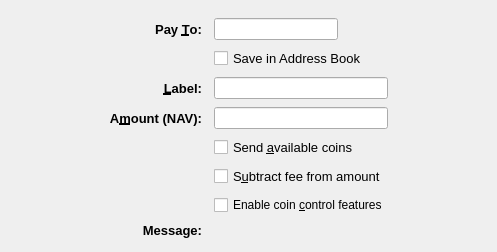
This is src/qt/forms/sendcoinsentry.ui in navcoin/navcoin-core as Qt 5 draws it before an edit. The edited form follows.
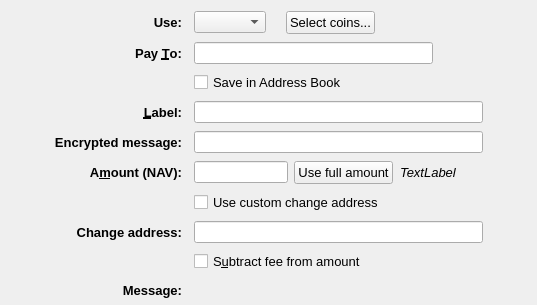
This is the edited form. Icons and pictures are not drawn. Custom widgets are drawn as their Qt base class.

Patch:
```diff
--- a/src/qt/forms/sendcoinsentry.ui
+++ b/src/qt/forms/sendcoinsentry.ui
@@ -2,6 +2,14 @@
 <ui version="4.0">
  <class>SendCoinsEntry</class>
  <widget class="QStackedWidget" name="SendCoinsEntry">
+  <property name="geometry">
+   <rect>
+    <x>0</x>
+    <y>0</y>
+    <width>537</width>
+    <height>305</height>
+   </rect>
+  </property>
   <property name="focusPolicy">
    <enum>Qt::TabFocus</enum>
   </property>
@@ -28,7 +36,7 @@
     <property name="verticalSpacing">
      <number>8</number>
     </property>
-    <item row="1" column="0">
+    <item row="2" column="0">
      <spacer name="horizontalSpacer">
       <property name="orientation">
        <enum>Qt::Horizontal</enum>
@@ -44,53 +52,86 @@
       </property>
      </spacer>
     </item>
-    <item row="3" column="2">
-     <widget class="QLineEdit" name="addAsLabel">
-      <property name="toolTip">
-       <string>Enter a label for this address to add it to the list of used addresses</string>
+    <item row="17" column="1">
+     <widget class="QLabel" name="messageLabel">
+      <property name="font">
+       <font>
+        <pointsize>10</pointsize>
+        <weight>75</weight>
+        <bold>true</bold>
+       </font>
       </property>
-     </widget>
-    </item>
-    <item row="0" column="2">
-     <spacer name="verticalSpacer">
-      <property name="orientation">
-       <enum>Qt::Vertical</enum>
+      <property name="text">
+       <string>Message:</string>
       </property>
-      <property name="sizeHint" stdset="0">
-       <size>
-        <width>20</width>
-        <height>10</height>
-       </size>
+      <property name="alignment">
+       <set>Qt::AlignRight|Qt::AlignTrailing|Qt::AlignVCenter</set>
       </property>
-     </spacer>
-    </item>
-    <item row="1" column="3">
-     <spacer name="horizontalSpacer_2">
-      <property name="orientation">
-       <enum>Qt::Horizontal</enum>
-      </property>
-      <property name="sizeType">
-       <enum>QSizePolicy::Maximum</enum>
-      </property>
-      <property name="sizeHint" stdset="0">
-       <size>
-        <width>100</width>
-        <height>20</height>
-       </size>
-      </property>
-     </spacer>
-    </item>
-    <item row="12" column="2">
-     <widget class="QLabel" name="messageTextLabel">
-      <property name="toolTip">
-       <string>A message that was attached to the navcoin: URI which will be stored with the transaction for your reference. Note: This message will not be sent over the NavCoin network.</string>
-      </property>
-      <property name="textFormat">
-       <enum>Qt::PlainText</enum>
-      </property>
      </widget>
     </item>
-    <item row="1" column="1">
+    <item row="1" column="2">
+     <layout class="QVBoxLayout" name="verticalLayout">
+      <item>
+       <layout class="QHBoxLayout" name="horizontalLayout">
+        <item>
+         <widget class="QComboBox" name="fromBox">
+          <property name="focusPolicy">
+           <enum>Qt::StrongFocus</enum>
+          </property>
+          <property name="toolTip">
+           <string>&lt;html&gt;&lt;head/&gt;&lt;body&gt;&lt;p&gt;Choose which kind of coins you want to spend.&lt;/p&gt;&lt;/body&gt;&lt;/html&gt;</string>
+          </property>
+         </widget>
+        </item>
+        <item>
+         <spacer name="horizontalSpacer_4">
+          <property name="orientation">
+           <enum>Qt::Horizontal</enum>
+          </property>
+          <property name="sizeType">
+           <enum>QSizePolicy::Maximum</enum>
+          </property>
+          <property name="sizeHint" stdset="0">
+           <size>
+            <width>20</width>
+            <height>20</height>
+           </size>
+          </property>
+         </spacer>
+        </item>
+        <item>
+         <widget class="QPushButton" name="selectCoinsBtn">
+          <property name="font">
+           <font>
+            <pointsize>10</pointsize>
+           </font>
+          </property>
+          <property name="toolTip">
+           <string>&lt;html&gt;&lt;head/&gt;&lt;body&gt;&lt;p&gt;By selecting which coins you want to spend, you can greatly improve your privacy. Select coins with a higher mix count when using xNAV, to increase your level of anonymity.&lt;/p&gt;&lt;/body&gt;&lt;/html&gt;</string>
+          </property>
+          <property name="text">
+           <string>Select coins...</string>
+          </property>
+         </widget>
+        </item>
+        <item>
+         <spacer name="horizontalSpacer_5">
+          <property name="orientation">
+           <enum>Qt::Horizontal</enum>
+          </property>
+          <property name="sizeHint" stdset="0">
+           <size>
+            <width>40</width>
+            <height>20</height>
+           </size>
+          </property>
+         </spacer>
+        </item>
+       </layout>
+      </item>
+     </layout>
+    </item>
+    <item row="2" column="1">
      <widget class="QLabel" name="payToLabel">
       <property name="font">
        <font>
@@ -110,8 +151,39 @@
       </property>
      </widget>
     </item>
+    <item row="18" column="2">
+     <spacer name="verticalSpacer_2">
+      <property name="orientation">
+       <enum>Qt::Vertical</enum>
+      </property>
+      <property name="sizeHint" stdset="0">
+       <size>
+        <width>20</width>
+        <height>10</height>
+       </size>
+      </property>
+     </spacer>
+    </item>
+    <item row="3" column="2">
+     <widget class="QCheckBox" name="addressBookCheckBox">
+      <property name="font">
+       <font>
+        <pointsize>10</pointsize>
+       </font>
+      </property>
+      <property name="focusPolicy">
+       <enum>Qt::StrongFocus</enum>
+      </property>
+      <property name="toolTip">
+       <string>Save this address in the address book for later reference.</string>
+      </property>
+      <property name="text">
+       <string>Save in Address Book</string>
+      </property>
+     </widget>
+    </item>
     <item row="12" column="1">
-     <widget class="QLabel" name="messageLabel">
+     <widget class="QLabel" name="customChangeLbl">
       <property name="font">
        <font>
         <pointsize>10</pointsize>
@@ -119,23 +191,41 @@
         <bold>true</bold>
        </font>
       </property>
+      <property name="toolTip">
+       <string>How much do you want to send?</string>
+      </property>
       <property name="text">
-       <string>Message:</string>
+       <string>Change address:</string>
       </property>
       <property name="alignment">
        <set>Qt::AlignRight|Qt::AlignTrailing|Qt::AlignVCenter</set>
       </property>
+      <property name="buddy">
+       <cstring>payAmount</cstring>
+      </property>
      </widget>
     </item>
     <item row="6" column="2">
-     <layout class="QHBoxLayout" name="horizontalLayoutAmount" stretch="0">
-      <item>
-       <widget class="NavCoinAmountField" name="payAmount">
-       </widget>
-      </item>
-     </layout>
+     <widget class="QLineEdit" name="memo">
+      <property name="focusPolicy">
+       <enum>Qt::StrongFocus</enum>
+      </property>
+      <property name="toolTip">
+       <string>&lt;html&gt;&lt;head/&gt;&lt;body&gt;&lt;p&gt;You can send an encrypted message together with the transaction when using xNAV. This encrypted message can only be read by the receiver.&lt;/p&gt;&lt;/body&gt;&lt;/html&gt;</string>
+      </property>
+     </widget>
     </item>
-    <item row="3" column="1">
+    <item row="17" column="2">
+     <widget class="QLabel" name="messageTextLabel">
+      <property name="toolTip">
+       <string>A message that was attached to the navcoin: URI which will be stored with the transaction for your reference. Note: This message will not be sent over the NavCoin network.</string>
+      </property>
+      <property name="textFormat">
+       <enum>Qt::PlainText</enum>
+      </property>
+     </widget>
+    </item>
+    <item row="5" column="1">
      <widget class="QLabel" name="labellLabel">
       <property name="font">
        <font>
@@ -155,13 +245,39 @@
       </property>
      </widget>
     </item>
-    <item row="1" column="2">
+    <item row="9" column="1">
+     <widget class="QLabel" name="amountLabel">
+      <property name="font">
+       <font>
+        <pointsize>10</pointsize>
+        <weight>75</weight>
+        <bold>true</bold>
+       </font>
+      </property>
+      <property name="toolTip">
+       <string>How much do you want to send?</string>
+      </property>
+      <property name="text">
+       <string>A&amp;mount (NAV):</string>
+      </property>
+      <property name="alignment">
+       <set>Qt::AlignRight|Qt::AlignTrailing|Qt::AlignVCenter</set>
+      </property>
+      <property name="buddy">
+       <cstring>payAmount</cstring>
+      </property>
+     </widget>
+    </item>
+    <item row="2" column="2">
      <layout class="QHBoxLayout" name="payToLayout">
       <property name="spacing">
        <number>0</number>
       </property>
       <item>
        <widget class="QValidatedLineEdit" name="payTo">
+        <property name="focusPolicy">
+         <enum>Qt::StrongFocus</enum>
+        </property>
         <property name="toolTip">
          <string>The NavCoin address to send the payment to</string>
         </property>
@@ -169,16 +285,19 @@
       </item>
       <item>
        <widget class="QPushButton" name="addressBookButton">
+        <property name="focusPolicy">
+         <enum>Qt::StrongFocus</enum>
+        </property>
         <property name="icon">
          <iconset resource="../navcoin.qrc">
           <normaloff>:/icons/address-book</normaloff>:/icons/address-book</iconset>
         </property>
-        <property name="flat">
-         <bool>true</bool>
-        </property>
         <property name="shortcut">
          <string>Alt+A</string>
         </property>
+        <property name="flat">
+         <bool>true</bool>
+        </property>
        </widget>
       </item>
       <item>
@@ -199,36 +318,34 @@
       </item>
      </layout>
     </item>
-    <item row="10" column="2">
-     <spacer name="verticalSpacer_3">
+    <item row="2" column="3">
+     <spacer name="horizontalSpacer_2">
       <property name="orientation">
-       <enum>Qt::Vertical</enum>
+       <enum>Qt::Horizontal</enum>
+      </property>
+      <property name="sizeType">
+       <enum>QSizePolicy::Maximum</enum>
       </property>
       <property name="sizeHint" stdset="0">
        <size>
-        <width>20</width>
-        <height>10</height>
+        <width>100</width>
+        <height>20</height>
        </size>
       </property>
      </spacer>
     </item>
-    <item row="2" column="2">
-     <widget class="QCheckBox" name="addressBookCheckBox">
-      <property name="font">
-       <font>
-        <pointsize>10</pointsize>
-       </font>
-      </property>
-      <property name="text">
-       <string>Save in Address Book</string>
+    <item row="12" column="2">
+     <widget class="QValidatedLineEdit" name="customChange">
+      <property name="focusPolicy">
+       <enum>Qt::StrongFocus</enum>
       </property>
       <property name="toolTip">
-       <string>Save this address in the address book for later reference.</string>
+       <string>&lt;html&gt;&lt;head/&gt;&lt;body&gt;&lt;p&gt;&lt;span style=&quot; font-size:10pt;&quot;&gt;Choose a custom address to which spare change is sent to. Spare change refers to the difference between the amount you are sending and the total amount available from the inputs used in your transaction.&lt;/span&gt;&lt;/p&gt;&lt;/body&gt;&lt;/html&gt;</string>
       </property>
      </widget>
     </item>
     <item row="6" column="1">
-     <widget class="QLabel" name="amountLabel">
+     <widget class="QLabel" name="memoLabel">
       <property name="font">
        <font>
         <pointsize>10</pointsize>
@@ -237,54 +354,187 @@
        </font>
       </property>
       <property name="text">
-       <string>A&amp;mount (NAV):</string>
+       <string>Encrypted message:</string>
       </property>
       <property name="alignment">
        <set>Qt::AlignRight|Qt::AlignTrailing|Qt::AlignVCenter</set>
       </property>
       <property name="buddy">
-       <cstring>payAmount</cstring>
+       <cstring>payTo</cstring>
       </property>
+     </widget>
+    </item>
+    <item row="0" column="2">
+     <spacer name="verticalSpacer">
+      <property name="orientation">
+       <enum>Qt::Vertical</enum>
+      </property>
+      <property name="sizeHint" stdset="0">
+       <size>
+        <width>20</width>
+        <height>10</height>
+       </size>
+      </property>
+     </spacer>
+    </item>
+    <item row="10" column="2">
+     <layout class="QHBoxLayout" name="horizontalLayout_5"/>
+    </item>
+    <item row="5" column="2">
+     <widget class="QLineEdit" name="addAsLabel">
+      <property name="focusPolicy">
+       <enum>Qt::StrongFocus</enum>
+      </property>
       <property name="toolTip">
-       <string>How much do you want to send?</string>
+       <string>Enter a label for this address to add it to the list of used addresses</string>
       </property>
      </widget>
     </item>
+    <item row="11" column="2">
+     <widget class="QCheckBox" name="checkBoxCoinControlChange">
+      <property name="font">
+       <font>
+        <pointsize>10</pointsize>
+       </font>
+      </property>
+      <property name="toolTip">
+       <string>&lt;html&gt;&lt;head/&gt;&lt;body&gt;&lt;p&gt;Choose a custom address to which spare change is sent to. Spare change refers to the difference between the amount you are sending and the total amount available from the inputs used in your transaction.&lt;/p&gt;&lt;/body&gt;&lt;/html&gt;</string>
+      </property>
+      <property name="text">
+       <string>Use custom change address</string>
+      </property>
+     </widget>
+    </item>
+    <item row="9" column="2">
+     <layout class="QHBoxLayout" name="horizontalLayoutAmount" stretch="0,0,0,0,0,0">
+      <item>
+       <widget class="NavCoinAmountField" name="payAmount">
+        <property name="focusPolicy">
+         <enum>Qt::StrongFocus</enum>
+        </property>
+       </widget>
+      </item>
+      <item>
+       <spacer name="horizontalSpacer_6">
+        <property name="orientation">
+         <enum>Qt::Horizontal</enum>
+        </property>
+        <property name="sizeType">
+         <enum>QSizePolicy::Maximum</enum>
+        </property>
+        <property name="sizeHint" stdset="0">
+         <size>
+          <width>20</width>
+          <height>20</height>
+         </size>
+        </property>
+       </spacer>
+      </item>
+      <item>
+       <widget class="QPushButton" name="useFullButton">
+        <property name="font">
+         <font>
+          <pointsize>10</pointsize>
+         </font>
+        </property>
+        <property name="text">
+         <string>Use full amount</string>
+        </property>
+       </widget>
+      </item>
+      <item>
+       <spacer name="horizontalSpacer_7">
+        <property name="orientation">
+         <enum>Qt::Horizontal</enum>
+        </property>
+        <property name="sizeType">
+         <enum>QSizePolicy::Maximum</enum>
+        </property>
+        <property name="sizeHint" stdset="0">
+         <size>
+          <width>20</width>
+          <height>20</height>
+         </size>
+        </property>
+       </spacer>
+      </item>
+      <item>
+       <widget class="QLabel" name="availableLabel">
+        <property name="font">
+         <font>
+          <pointsize>10</pointsize>
+          <italic>true</italic>
+         </font>
+        </property>
+        <property name="text">
+         <string>TextLabel</string>
+        </property>
+       </widget>
+      </item>
+      <item>
+       <spacer name="horizontalSpacer_8">
+        <property name="orientation">
+         <enum>Qt::Horizontal</enum>
+        </property>
+        <property name="sizeHint" stdset="0">
+         <size>
+          <width>40</width>
+          <height>20</height>
+         </size>
+        </property>
+       </spacer>
+      </item>
+     </layout>
+    </item>
+    <item row="1" column="1">
+     <widget class="QLabel" name="payToLabel_2">
+      <property name="sizePolicy">
+       <sizepolicy hsizetype="Preferred" vsizetype="Expanding">
+        <horstretch>0</horstretch>
+        <verstretch>0</verstretch>
+       </sizepolicy>
+      </property>
+      <property name="font">
+       <font>
+        <pointsize>10</pointsize>
+        <weight>75</weight>
+        <bold>true</bold>
+       </font>
+      </property>
+      <property name="text">
+       <string>Use:</string>
+      </property>
+      <property name="alignment">
+       <set>Qt::AlignRight|Qt::AlignTrailing|Qt::AlignVCenter</set>
+      </property>
+      <property name="buddy">
+       <cstring>payTo</cstring>
+      </property>
+     </widget>
+    </item>
+    <item row="15" column="2">
+     <spacer name="verticalSpacer_3">
+      <property name="orientation">
+       <enum>Qt::Vertical</enum>
+      </property>
+      <property name="sizeHint" stdset="0">
+       <size>
+        <width>20</width>
+        <height>10</height>
+       </size>
+      </property>
+     </spacer>
+    </item>
     <item row="13" column="2">
-     <spacer name="verticalSpacer_2">
-      <property name="orientation">
-       <enum>Qt::Vertical</enum>
-      </property>
-      <property name="sizeHint" stdset="0">
-       <size>
-        <width>20</width>
-        <height>10</height>
-       </size>
-      </property>
-     </spacer>
-    </item>
-    <item row="7" column="2">
-     <widget class="QCheckBox" name="checkboxUseFullAmount">
-      <property name="font">
-       <font>
-        <pointsize>10</pointsize>
-       </font>
-      </property>
-      <property name="toolTip">
-       <string>Should we use all available balance to send?</string>
-      </property>
-      <property name="text">
-       <string>Send &amp;available coins</string>
-      </property>
-     </widget>
-    </item>
-    <item row="8" column="2">
      <widget class="QCheckBox" name="checkboxSubtractFeeFromAmount">
       <property name="font">
        <font>
         <pointsize>10</pointsize>
        </font>
       </property>
+      <property name="focusPolicy">
+       <enum>Qt::StrongFocus</enum>
+      </property>
       <property name="toolTip">
        <string>The fee will be deducted from the amount being sent. The recipient will receive less navcoins than you enter in the amount field. If multiple recipients are selected, the fee is split equally.</string>
       </property>
@@ -293,22 +543,9 @@
       </property>
      </widget>
     </item>
-    <item row="10" column="2">
-     <widget class="QCheckBox" name="checkboxCoinControl">
-      <property name="toolTip">
-       <string>Whether to show coin control features or not.</string>
-      </property>
-      <property name="text">
-       <string>Enable coin &amp;control features</string>
-      </property>
-     </widget>
-    </item>
    </layout>
   </widget>
   <widget class="QFrame" name="SendCoins_UnauthenticatedPaymentRequest">
-   <property name="visible">
-    <bool>false</bool>
-   </property>
    <property name="palette">
     <palette>
      <active>
@@ -447,6 +684,15 @@
         </color>
        </brush>
       </colorrole>
+      <colorrole role="PlaceholderText">
+       <brush brushstyle="NoBrush">
+        <color alpha="128">
+         <red>0</red>
+         <green>0</green>
+         <blue>0</blue>
+        </color>
+       </brush>
+      </colorrole>
      </active>
      <inactive>
       <colorrole role="WindowText">
@@ -584,6 +830,15 @@
         </color>
        </brush>
       </colorrole>
+      <colorrole role="PlaceholderText">
+       <brush brushstyle="NoBrush">
+        <color alpha="128">
+         <red>0</red>
+         <green>0</green>
+         <blue>0</blue>
+        </color>
+       </brush>
+      </colorrole>
      </inactive>
      <disabled>
       <colorrole role="WindowText">
@@ -721,9 +976,21 @@
         </color>
        </brush>
       </colorrole>
+      <colorrole role="PlaceholderText">
+       <brush brushstyle="NoBrush">
+        <color alpha="128">
+         <red>0</red>
+         <green>0</green>
+         <blue>0</blue>
+        </color>
+       </brush>
+      </colorrole>
      </disabled>
     </palette>
    </property>
+   <property name="visible">
+    <bool>false</bool>
+   </property>
    <property name="toolTip">
     <string>This is an unauthenticated payment request.</string>
    </property>
@@ -753,8 +1020,7 @@
        <number>0</number>
       </property>
       <item>
-       <widget class="QLabel" name="payTo_is">
-       </widget>
+       <widget class="QLabel" name="payTo_is"/>
       </item>
       <item>
        <widget class="QToolButton" name="deleteButton_is">
@@ -812,9 +1078,6 @@
    </layout>
   </widget>
   <widget class="QFrame" name="SendCoins_AuthenticatedPaymentRequest">
-   <property name="visible">
-    <bool>false</bool>
-   </property>
    <property name="palette">
     <palette>
      <active>
@@ -962,6 +1225,15 @@
         </color>
        </brush>
       </colorrole>
+      <colorrole role="PlaceholderText">
+       <brush brushstyle="NoBrush">
+        <color alpha="128">
+         <red>0</red>
+         <green>0</green>
+         <blue>0</blue>
+        </color>
+       </brush>
+      </colorrole>
      </active>
      <inactive>
       <colorrole role="WindowText">
@@ -1108,6 +1380,15 @@
         </color>
        </brush>
       </colorrole>
+      <colorrole role="PlaceholderText">
+       <brush brushstyle="NoBrush">
+        <color alpha="128">
+         <red>0</red>
+         <green>0</green>
+         <blue>0</blue>
+        </color>
+       </brush>
+      </colorrole>
      </inactive>
      <disabled>
       <colorrole role="WindowText">
@@ -1254,9 +1535,21 @@
         </color>
        </brush>
       </colorrole>
+      <colorrole role="PlaceholderText">
+       <brush brushstyle="NoBrush">
+        <color alpha="128">
+         <red>0</red>
+         <green>0</green>
+         <blue>0</blue>
+        </color>
+       </brush>
+      </colorrole>
      </disabled>
     </palette>
    </property>
+   <property name="visible">
+    <bool>false</bool>
+   </property>
    <property name="toolTip">
     <string>This is an authenticated payment request.</string>
    </property>
```
Left out of the diff: 11 changed lines with no effect on the pictures.
